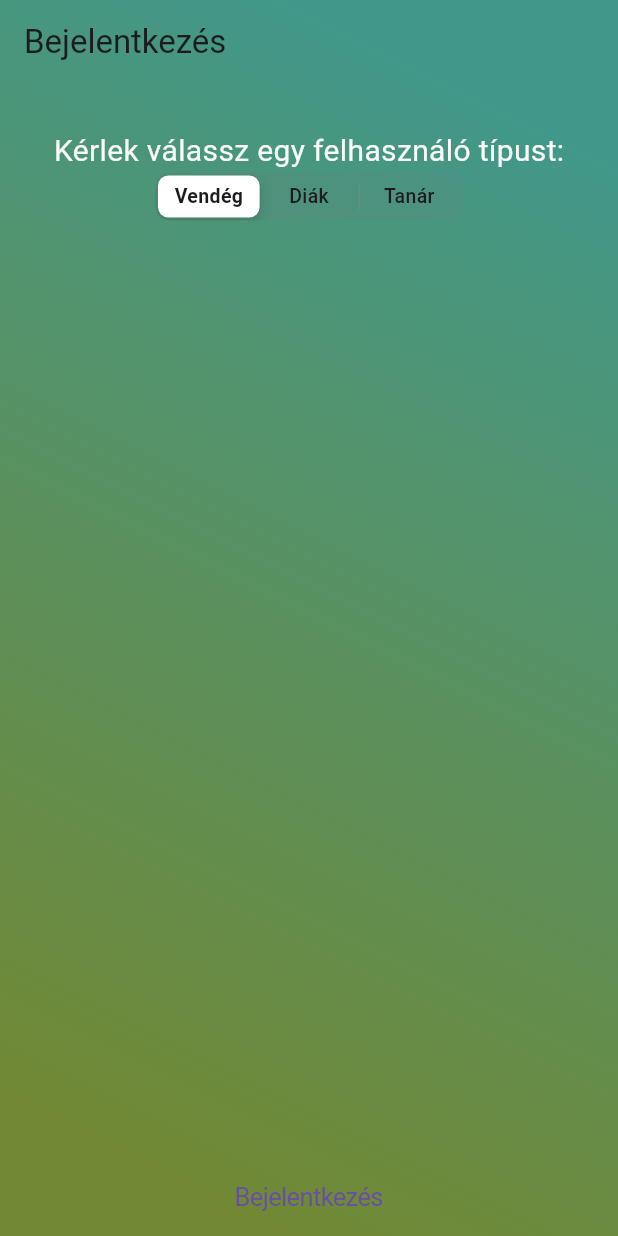
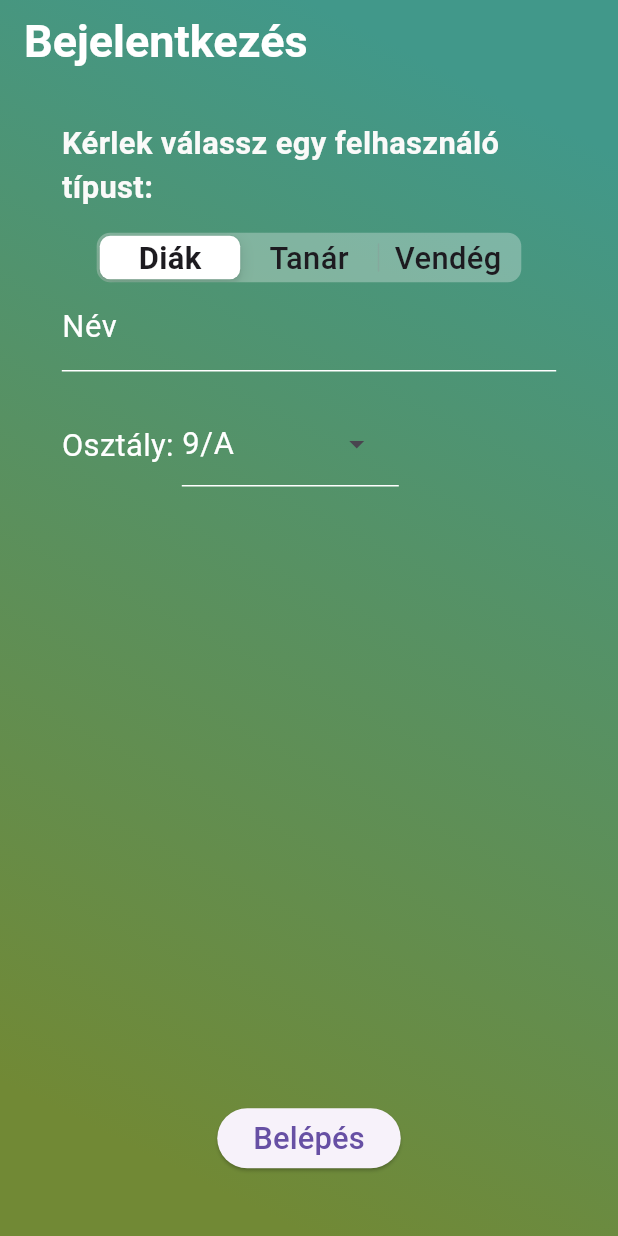
Before and after one commit to PetrikDevOps/helyettesites_app, a Flutter app: the screen it shows after launch, on a phone screen of 412 x 824 dp. Run offline on Flutter 3.47's test engine with Material 3 defaults, Android fonts, the phone set to English and light mode, and no system bars; our stand-ins replace go_router, lottie, shared_preferences; network calls fail.

Commit message:
feat: student login working, teacher not impl jet

```diff
--- a/lib/app_theme.dart
+++ /dev/null
@@ -1,14 +0,0 @@
-import 'package:flutter/material.dart';
-
-class AppTheme {
-  static ThemeData mainThm = ThemeData(
-    textTheme: TextTheme(
-      bodyLarge: TextStyle(fontSize: 20, color: Color(0xFFFAFAF9)),
-      bodyMedium: TextStyle(fontSize: 16, color: Color(0xFFFAFAF9)),
-      bodySmall: TextStyle(fontSize: 14, color: Color(0xFFFAFAF9)),
-      headlineLarge: TextStyle(fontSize: 24, color: Color(0xFFFAFAF9)),
-      headlineMedium: TextStyle(fontSize: 20, color: Color(0xFFFAFAF9)),
-      headlineSmall: TextStyle(fontSize: 16, color: Color(0xFFFAFAF9)),
-    ),
-  );
-}
--- a/lib/login/login_form.dart
+++ b/lib/login/login_form.dart
@@ -1,6 +1,12 @@
 import 'package:flutter/cupertino.dart';
 import 'package:flutter/material.dart';
-import 'package:helyettesites/app_theme.dart';
+import 'package:go_router/go_router.dart';
+import 'package:helyettesites/user/user_provider.dart';
+import 'package:helyettesites/utils/models/drop_down_able.dart';
+import 'package:helyettesites/utils/providers/p_classes.dart';
+import 'package:helyettesites/utils/providers/p_teachers.dart';
+import 'package:provider/provider.dart';
+import 'package:helyettesites/user/user.dart';
 import 'package:helyettesites/user/user_type.dart';
 
 class LoginForm extends StatefulWidget {
@@ -11,9 +17,50 @@ class LoginForm extends StatefulWidget {
 }
 
 class _LoginFormState extends State<LoginForm> {
-  UserType _userType = UserType.guest;
+  UserType _userType = UserType.student;
 
-  Widget _buildStudent() {
+  Widget _buildDropDown(BuildContext context) {
+
+    double width = MediaQuery.of(context).size.width;
+
+    List<DropDownAble> toDisplay = _userType == UserType.student ? context.watch<PClasses>().classes : context.watch<PTeachers>().teachers;
+    List<DropdownMenuEntry<DropDownAble>> dropdownMenuItems = toDisplay.map((DropDownAble dropDownAble) {
+      return DropdownMenuEntry<DropDownAble>(
+        value: dropDownAble,
+        label: dropDownAble.name,
+      );
+    }).toList();
+
+
+    return DropdownMenu(
+      initialSelection: _userType == UserType.student ? context.watch<PClasses>().selectedClass : context.watch<PTeachers>().selectedTeacher,
+      textStyle: TextStyle(color: Colors.white, fontSize: width * 0.05),
+    inputDecorationTheme: InputDecorationTheme(
+      labelStyle: TextStyle(color: Colors.white),
+      enabledBorder: UnderlineInputBorder(
+        borderSide: BorderSide(color: Colors.white),
+      ),
+      focusedBorder: UnderlineInputBorder(
+        borderSide: BorderSide(color: Colors.white),
+      ),
+    ),
+    enableFilter: true,
+    enableSearch: true,
+    dropdownMenuEntries: dropdownMenuItems,
+    onSelected: (DropDownAble? value) {
+      if (value != null) {
+        if (_userType == UserType.student) {
+          context.read<PClasses>().setSelectedClass(value);
+        } else {
+          context.read<PTeachers>().setSelectedTeacher(value);
+        }
+      }
+    },
+    );
+  }
+
+
+  Widget _buildTeacher() {
     return Column(
       children: [
         TextField(
@@ -23,8 +70,39 @@ class _LoginFormState extends State<LoginForm> {
         ),
         TextField(
           decoration: InputDecoration(
-            labelText: 'Osztály',
+            labelText: 'Jelszó',
           ),
+        ),
+      ],
+    );
+  }
+
+  Widget _buildStudent(BuildContext context, TextEditingController name) {
+    double width = MediaQuery.of(context).size.width;
+    double height = MediaQuery.of(context).size.height;
+    return Column(
+      children: [
+        TextField(
+          controller: name,
+          cursorColor: Colors.white,
+          decoration: InputDecoration(
+            labelText: 'Név',
+            labelStyle: TextStyle(color: Colors.white, fontSize: width * 0.05),
+            enabledBorder: UnderlineInputBorder(
+              borderSide: BorderSide(color: Colors.white),
+            ),
+            focusColor: Colors.white,
+            focusedBorder: UnderlineInputBorder(
+              borderSide: BorderSide(color: Colors.white),
+            ),
+          ),
+        ),
+        SizedBox(height: height * 0.025),
+        Row(
+          children: [
+            Text("Osztály: ", style: TextStyle(color: Colors.white, fontSize: width * 0.05)),
+            _buildDropDown(context)
+          ],
         ),
       ],
     );
@@ -32,19 +110,28 @@ class _LoginFormState extends State<LoginForm> {
 
   @override
   Widget build(BuildContext context) {
+    double width = MediaQuery.of(context).size.width;
+    double height = MediaQuery.of(context).size.height;
+    TextEditingController name = TextEditingController();
       return Column(
         mainAxisAlignment: MainAxisAlignment.spaceBetween,
         children: [
-          Column(
+          SizedBox(
+            width: width * 0.8,
+            height: height * 0.4,
+            child: Column(
+              mainAxisAlignment: MainAxisAlignment.start,
               children: [
-              SizedBox(height: 30),
-              Text('Kérlek válassz egy felhasználó típust:', style: AppTheme.mainThm.textTheme.bodyLarge),
+                SizedBox(height: height * 0.03),
+                Text('Kérlek válassz egy felhasználó típust:', style: TextStyle(fontSize: width * 0.05, fontWeight: FontWeight.bold, color: Color(0xFFFAFAF9))),
+                SizedBox(height: height * 0.02),
                 CupertinoSlidingSegmentedControl<UserType>(
+                  backgroundColor: Color(0x4FFAFAF9),
                   groupValue: _userType,
                   children: <UserType, Widget>{
-                  UserType.guest: Text('Vendég'),
-                  UserType.student: Text('Diák'),
-                  UserType.teacher: Text('Tanár'),
+                    UserType.student: Text('Diák', style: TextStyle(fontSize: width * 0.05)),
+                    UserType.teacher: Text('Tanár', style: TextStyle(fontSize: width * 0.05)),
+                    UserType.guest: Text('Vendég', style: TextStyle(fontSize: width * 0.05)),
                   },
                   onValueChanged: (value) {
                     setState(() {
@@ -52,14 +139,30 @@ class _LoginFormState extends State<LoginForm> {
                     });
                   },
                 ),
-              if (_userType == UserType.student) _buildStudent(),
+                if (_userType == UserType.student) _buildStudent(context, name),
+                if (_userType == UserType.teacher) _buildTeacher(),
               ],
             ),
-          CupertinoButton(
+          ),
+          Column(
+            children: [
+              ElevatedButton(
                 onPressed: () {
-
+                  if (_userType == UserType.student) {
+                    String name1 = name.text;
+                    int classId1 = 1;
+                    context.read<UserProvider>().setUser(User.student(name: name1, classId: classId1));
+                  } else if (_userType == UserType.teacher) {
+                    String name1 = name.text;
+                    int teacherId1 = 1;
+                    context.read<UserProvider>().setUser(User.teacher(name: name1, teacherId: teacherId1));
+                  }
+                  context.go('/substitute');
                 },
-          child: const Text('Bejelentkezés'),
+                child: Text('Belépés', style: TextStyle(fontSize: width * 0.05)),
+              ),
+              SizedBox(height: height * 0.05),
+            ],
           ),
         ],
       );
--- a/lib/login/login_page.dart
+++ b/lib/login/login_page.dart
@@ -1,7 +1,7 @@
-
 import 'package:flutter/material.dart';
 import 'package:helyettesites/login/login_form.dart';
 import 'package:helyettesites/user/user_helper.dart';
+import 'package:helyettesites/utils/helpers/h_drop_down.dart';
 import 'package:helyettesites/utils/widgets/w_error.dart';
 import 'package:helyettesites/utils/widgets/w_loading.dart';
 
@@ -32,12 +32,17 @@ class _LoginPageState extends State<LoginPage> {
       child: Scaffold(
         backgroundColor: Colors.transparent,
         appBar: AppBar(
-          title: const Text("Bejelentkezés"),
           backgroundColor: Colors.transparent,
+          title: Text("Bejelentkezés", style: TextStyle(color: Colors.white, fontSize: 30, fontWeight: FontWeight.bold)),
         ),
         body: SafeArea(
-          child: FutureBuilder(
-            future: UserHelper.isUserInLs(),
+          child: FutureBuilder<List<dynamic>>(
+            future: Future.wait([
+              UserHelper.isUserInLs(),
+              UserHelper.getUserFromLs(context),
+              HDropDown.getTeachers(context),
+              HDropDown.getClasses(context),
+            ]),
             builder: (context, snapshot) {
               return AnimatedSwitcher(
                 duration: const Duration(milliseconds: 500),
@@ -62,13 +67,13 @@ class _LoginPageState extends State<LoginPage> {
       return WLoading(
         key: ValueKey('loading'),
       );
-    } else if (snapshot.hasError) {
+    } else if (snapshot.hasError || snapshot.data[2] == false || snapshot.data[3] == false) {
       return WError(
         key: ValueKey('error'),
         error: snapshot.error.toString(),
       );
     } else {
-      if (snapshot.data == false) {
+      if (snapshot.data[0] == false && snapshot.data[2] == true && snapshot.data[3] == true) {
         return  Center(
           key: ValueKey('login'),
           child: LoginForm(),
--- a/lib/main.dart
+++ b/lib/main.dart
@@ -1,6 +1,8 @@
 import 'package:flutter/material.dart';
 import 'package:helyettesites/routes/routes.dart';
 import 'package:helyettesites/user/user_provider.dart';
+import 'package:helyettesites/utils/providers/p_classes.dart';
+import 'package:helyettesites/utils/providers/p_teachers.dart';
 import 'package:provider/provider.dart';
 
 void main() {
@@ -8,6 +10,8 @@ void main() {
     MultiProvider(
       providers: [
         ChangeNotifierProvider(create: (context) => UserProvider()),
+        ChangeNotifierProvider(create: (context) => PTeachers()),
+        ChangeNotifierProvider(create: (context) => PClasses()),
       ],
       child: const PetrikApp()
     )
--- a/lib/user/user_helper.dart
+++ b/lib/user/user_helper.dart
@@ -18,28 +18,34 @@ class UserHelper {
     }
   }
 
-  static void getUserFromLs(BuildContext context) async {
+  static Future<bool> getUserFromLs(BuildContext context) async {
     final SharedPreferences prefs = await SharedPreferences.getInstance();
     final String? userType = prefs.getString('userType');
     final String? name = prefs.getString('name');
     final int? teacherId = prefs.getInt('teacherId');
     final int? classId = prefs.getInt('classId');
+    bool success = false;
     if (userType == null) {
-      return;
+      return success;
     }
+
 
     switch (userType) {
       case 'teacher':
         User user = User.teacher(name: name!, teacherId: teacherId!);
         context.read<UserProvider>().setUser(user);
+        success = true;
         break;
       case 'student':
         User user = User.student(name: name!, classId: classId!);
         context.read<UserProvider>().setUser(user);
+        success = true;
         break;
       default:
-        return;
+        success = false;
+        break;
     }
+    return success;
   }
 
   static Future<bool> saveToStorage(User user) async {
--- /dev/null
+++ b/lib/utils/helpers/h_drop_down.dart
@@ -0,0 +1,60 @@
+import 'package:flutter/cupertino.dart';
+import 'package:helyettesites/utils/models/drop_down_able.dart';
+import 'package:helyettesites/utils/providers/p_classes.dart';
+import 'package:helyettesites/utils/providers/p_teachers.dart';
+import 'package:provider/provider.dart';
+
+class HDropDown {
+  static Future<bool> getTeachers(BuildContext context) async {
+    List<DropDownAble> teachers = [
+      DropDownAble(
+        id: 1,
+        name: 'Kovács János',
+      ),
+      DropDownAble(
+        id: 2,
+        name: 'Nagy Béla',
+      ),
+      DropDownAble(
+        id: 3,
+        name: 'Kiss Pista',
+      ),
+    ];
+
+    try {
+      context.read<PTeachers>().setTeachers(
+        await Future.delayed(Duration(seconds: 2), () => teachers)
+      );
+      return true;
+    } catch (e) {
+      return false;
+    }
+  }
+
+
+  static Future<bool> getClasses(BuildContext context) async {
+    List<DropDownAble> classes = [
+      DropDownAble(
+        id: 1,
+        name: '9/A',
+      ),
+      DropDownAble(
+        id: 2,
+        name: '9/B',
+      ),
+      DropDownAble(
+        id: 3,
+        name: '15/C/2',
+      ),
+    ];
+
+    try {
+      context.read<PClasses>().setClasses(
+        await Future.delayed(Duration(seconds: 2), () => classes)
+      );
+      return true;
+    } catch (e) {
+      return false;
+    }
+  }
+}
--- /dev/null
+++ b/lib/utils/models/drop_down_able.dart
@@ -0,0 +1,16 @@
+class DropDownAble {
+  final String name;
+  final int id;
+
+  DropDownAble({required this.name, required this.id});
+
+  factory DropDownAble.fromJson(Map<String, dynamic> json) {
+    if (json['classId'] != null) {
+      return DropDownAble(name: json['name'], id: json['classId']);
+    }
+    if (json['teacherId'] != null) {
+      return DropDownAble(name: json['name'], id: json['teacherId']);
+    }
+    return DropDownAble(name: json['name'], id: json['id']);
+  }
+}
--- /dev/null
+++ b/lib/utils/providers/p_classes.dart
@@ -0,0 +1,20 @@
+import 'package:flutter/material.dart';
+import 'package:helyettesites/utils/models/drop_down_able.dart';
+
+class PClasses extends ChangeNotifier {
+  List<DropDownAble> _classes = [];
+  List<DropDownAble> get classes => _classes;
+
+  DropDownAble _selectedClass = DropDownAble(id: -1, name: 'Osztály');
+  DropDownAble get selectedClass => _selectedClass;
+
+  void setSelectedClass(DropDownAble selectedClass) {
+    _selectedClass = selectedClass;
+    notifyListeners();
+  }
+  void setClasses(List<DropDownAble> classes) {
+    _classes = classes;
+    _selectedClass = classes[0];
+    notifyListeners();
+  }
+}
--- /dev/null
+++ b/lib/utils/providers/p_teachers.dart
@@ -0,0 +1,21 @@
+import 'package:flutter/material.dart';
+import 'package:helyettesites/utils/models/drop_down_able.dart';
+
+class PTeachers extends ChangeNotifier {
+  List<DropDownAble> _teachers = [];
+  List<DropDownAble> get teachers => _teachers;
+
+  DropDownAble _selectedTeacher = DropDownAble(id: -1, name: 'Tanár');
+  DropDownAble get selectedTeacher => _selectedTeacher;
+
+  void setSelectedTeacher(DropDownAble selectedTeacher) {
+    _selectedTeacher = selectedTeacher;
+    notifyListeners();
+  }
+
+  void setTeachers(List<DropDownAble> teachers) {
+    _teachers = teachers;
+    _selectedTeacher = teachers[0];
+    notifyListeners();
+  }
+}
```
Lines whose indentation alone changed are shown as unchanged.
